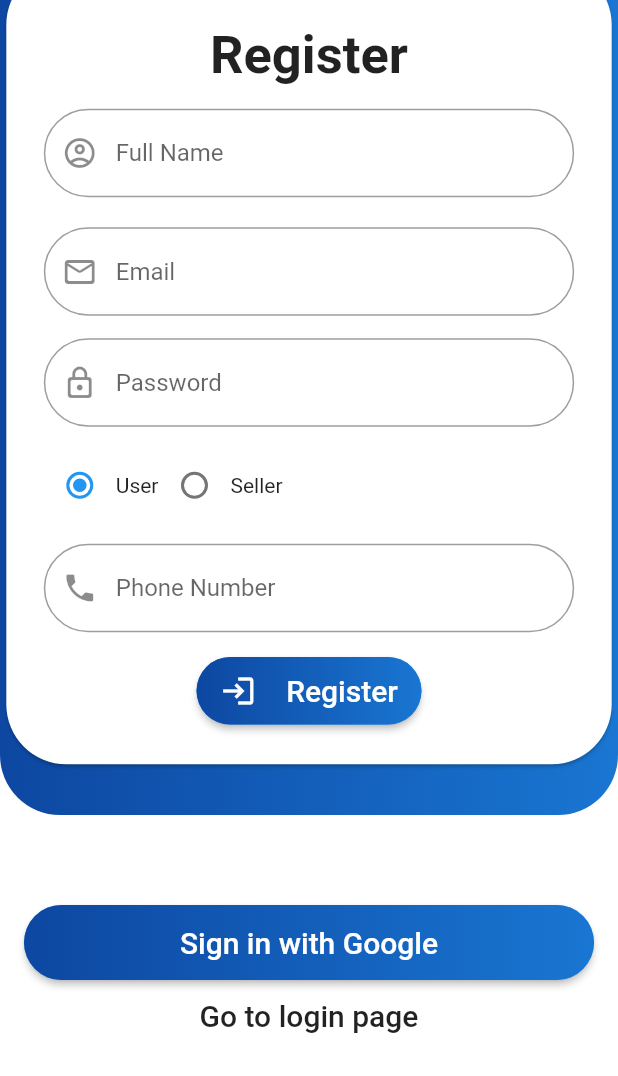
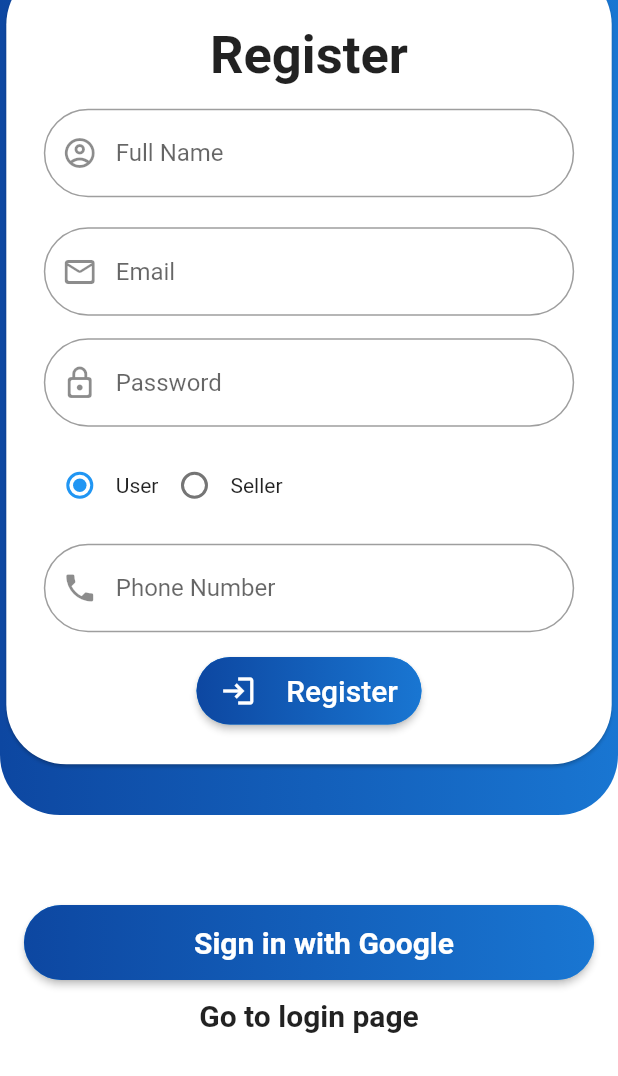
Before and after one commit to JainamShah123/Evier-shopping-app, a Flutter app: the RegistrationPage screen opened by its route, on a phone screen of 412 x 824 dp, the part 160-1236 px from its top. Run offline on Flutter 3.47's test engine with Material 2 defaults, Android fonts, the phone set to English and light mode, and no system bars; our stand-ins replace cloud_firestore, firebase_auth, firebase_core, font_awesome_flutter; accounts and stored records are empty.

Commit message:
added responsiveness

```diff
--- a/lib/authentication/registration_page.dart
+++ b/lib/authentication/registration_page.dart
@@ -1,4 +1,5 @@
 import 'package:evier/resources/strings.dart';
+import 'package:flutter/foundation.dart';
 
 import '../authentication/auth.dart';
 import '../resources/custom_box_decoration.dart';
@@ -19,6 +20,165 @@ class _RegistrationPageState extends State<RegistrationPage> {
   Character character = Character.user;
   String email, password, gender, name, mobileNumber;
   bool isloading = false;
+
+  Widget phoneNumber() {
+    return TextFormField(
+      keyboardType: TextInputType.phone,
+      decoration: InputDecoration(
+        hintText: "Phone Number",
+        prefixIcon: Icon(Icons.phone),
+      ),
+      validator: (value) {
+        if (value.isEmpty) {
+          return "Please Enter the Phone Number";
+        }
+        return null;
+      },
+      onSaved: (value) {
+        mobileNumber = value;
+      },
+    );
+  }
+
+  Widget userType() {
+    return Row(
+      children: [
+        Radio(
+          value: Character.user,
+          groupValue: character,
+          onChanged: (Character value) {
+            setState(() {
+              character = value;
+              gender = "User";
+            });
+          },
+        ),
+        Text("User"),
+        Radio(
+          value: Character.seller,
+          groupValue: character,
+          onChanged: (Character value) {
+            setState(() {
+              character = value;
+              gender = "Seller";
+            });
+          },
+        ),
+        Text("Seller"),
+      ],
+    );
+  }
+
+  Widget nameFormField() {
+    return TextFormField(
+      decoration: InputDecoration(
+        hintText: "Full Name",
+        prefixIcon: Icon(Icons.account_circle_outlined),
+      ),
+      validator: (value) {
+        if (value.isEmpty) {
+          return "Please Enter the Name";
+        }
+        return null;
+      },
+      onSaved: (value) {
+        name = value;
+      },
+    );
+  }
+
+  Widget emailFormField() {
+    return TextFormField(
+      keyboardType: TextInputType.emailAddress,
+      decoration: InputDecoration(
+        hintText: Strings.emailHint,
+        prefixIcon: Icon(Icons.mail_outline_rounded),
+      ),
+      validator: (value) {
+        if (value.isEmpty) {
+          return Strings.emailError;
+        }
+
+        return null;
+      },
+      onSaved: (value) {
+        email = value;
+      },
+    );
+  }
+
+  Widget passwordFormField() {
+    return TextFormField(
+      keyboardType: TextInputType.visiblePassword,
+      obscureText: true,
+      decoration: InputDecoration(
+        hintText: Strings.passwordHint,
+        prefixIcon: Icon(Icons.lock_outline_rounded),
+      ),
+      validator: (value) {
+        if (value.isEmpty) {
+          return Strings.passwordError;
+        }
+        return null;
+      },
+      onSaved: (value) {
+        password = value;
+      },
+    );
+  }
+
+  // ignore: non_constant_identifier_names
+  Widget signInWIthGoogleButton() {
+    return Container(
+      width: (kIsWeb &&
+              MediaQuery.of(context).size.height <
+                  MediaQuery.of(context).size.width)
+          ? 400
+          : null,
+      child: RaisedButton(
+        onPressed: () {},
+        textColor: Colors.white,
+        padding: const EdgeInsets.all(0.0),
+        child: Container(
+          height: 50,
+          width: double.infinity,
+          decoration: CustomBoxDecoration(),
+          alignment: Alignment.center,
+          padding: const EdgeInsets.all(10.0),
+          child: Row(
+            mainAxisAlignment: MainAxisAlignment.center,
+            children: [
+              SizedBox(width: 20),
+              Text(
+                Strings.signInWithGoogle,
+                textAlign: TextAlign.center,
+                style: TextStyle(
+                  fontSize: 20,
+                  fontWeight: FontWeight.bold,
+                ),
+              ),
+            ],
+          ),
+        ),
+      ),
+    );
+  }
+
+  Widget goToLoginPageButton(BuildContext context) {
+    return FlatButton(
+      child: Text(
+        Strings.goToLoginPage,
+        textAlign: TextAlign.center,
+        style: TextStyle(
+          fontSize: 20,
+          fontWeight: FontWeight.bold,
+        ),
+      ),
+      onPressed: () {
+        Navigator.pop(context);
+      },
+    );
+  }
 
   void register(BuildContext context) {
     if (_key.currentState.validate()) {
@@ -44,33 +204,9 @@ class _RegistrationPageState extends State<RegistrationPage> {
   }
 
   // ignore: non_constant_identifier_names
-  Widget SignUpWIthGoogleButton() {
-    return RaisedButton(
-      onPressed: () {},
-      textColor: Colors.white,
-      padding: const EdgeInsets.all(0.0),
-      child: Container(
-        height: 50,
-        width: double.infinity,
-        decoration: const CustomBoxDecoration(),
-        alignment: Alignment.center,
-        padding: const EdgeInsets.all(10.0),
-        child: Row(
-          mainAxisAlignment: MainAxisAlignment.center,
-          children: [
-            Text(
-              Strings.signInWithGoogle,
-              textAlign: TextAlign.center,
-              style: TextStyle(fontSize: 20),
-            ),
-          ],
-        ),
-      ),
-    );
-  }
 
   // ignore: non_constant_identifier_names
-  Widget RegisterButton() {
+  Widget registerButton(BuildContext context) {
     return RaisedButton(
       onPressed: () => register(context),
       textColor: Colors.white,
@@ -100,7 +236,101 @@ class _RegistrationPageState extends State<RegistrationPage> {
   @override
   Widget build(BuildContext context) {
     return Scaffold(
-      body: SingleChildScrollView(
+      body: (kIsWeb &&
+              MediaQuery.of(context).size.height <
+                  MediaQuery.of(context).size.width)
+          ? SingleChildScrollView(
+              child: Row(
+                children: [
+                  Container(
+                    height: MediaQuery.of(context).size.height,
+                    width: MediaQuery.of(context).size.width / 2,
+                    decoration: BoxDecoration(
+                      gradient: CustomGradient(),
+                    ),
+                    child: Center(
+                      child: Text(
+                        Strings.title,
+                        style: TextStyle(
+                          fontSize: 100,
+                          fontWeight: FontWeight.bold,
+                          color: Colors.white,
+                        ),
+                      ),
+                    ),
+                  ),
+                  Container(
+                    height: MediaQuery.of(context).size.height,
+                    width: MediaQuery.of(context).size.width / 2,
+                    color: Colors.white,
+                    alignment: Alignment.center,
+                    padding: EdgeInsets.all(16),
+                    child: Column(
+                      crossAxisAlignment: CrossAxisAlignment.center,
+                      mainAxisAlignment: MainAxisAlignment.center,
+                      children: [
+                        Text(
+                          Strings.register,
+                          style: TextStyle(
+                            fontSize: 40,
+                            fontWeight: FontWeight.bold,
+                          ),
+                        ),
+                        SizedBox(
+                          height: 20,
+                        ),
+                        Form(
+                          key: _key,
+                          child: Container(
+                            width: 400,
+                            child: SingleChildScrollView(
+                              child: Column(
+                                children: [
+                                  nameFormField(),
+                                  SizedBox(
+                                    height: 20,
+                                  ),
+                                  emailFormField(),
+                                  SizedBox(
+                                    height: 20,
+                                  ),
+                                  passwordFormField(),
+                                  SizedBox(
+                                    height: 20,
+                                  ),
+                                  userType(),
+                                  SizedBox(
+                                    height: 20,
+                                  ),
+                                  phoneNumber(),
+                                  SizedBox(
+                                    height: 20,
+                                  ),
+                                  isloading
+                                      ? CircularProgressIndicator()
+                                      : registerButton(context),
+                                  SizedBox(
+                                    height: 15,
+                                  ),
+                                ],
+                              ),
+                            ),
+                          ),
+                        ),
+                        Align(
+                            alignment: Alignment.bottomCenter,
+                            child: signInWIthGoogleButton()),
+                        SizedBox(
+                          height: 10,
+                        ),
+                        goToLoginPageButton(context),
+                      ],
+                    ),
+                  ),
+                ],
+              ),
+            )
+          : SingleChildScrollView(
               child: Stack(
                 children: [
                   Container(
@@ -111,17 +341,8 @@ class _RegistrationPageState extends State<RegistrationPage> {
                       mainAxisAlignment: MainAxisAlignment.end,
                       crossAxisAlignment: CrossAxisAlignment.center,
                       children: [
-                  SignUpWIthGoogleButton(),
-                  FlatButton(
-                    child: Text(
-                      Strings.goToLoginPage,
-                      textAlign: TextAlign.center,
-                      style: TextStyle(fontSize: 20),
-                    ),
-                    onPressed: () {
-                      Navigator.pop(context);
-                    },
-                  ),
+                        signInWIthGoogleButton(),
+                        goToLoginPageButton(context),
                       ],
                     ),
                   ),
@@ -171,106 +392,19 @@ class _RegistrationPageState extends State<RegistrationPage> {
                                       ),
                                     ),
                                     SizedBox(height: 15),
-                              TextFormField(
-                                keyboardType: TextInputType.emailAddress,
-                                decoration: InputDecoration(
-                                  hintText: "Full Name",
-                                  prefixIcon:
-                                      Icon(Icons.account_circle_outlined),
-                                ),
-                                validator: (value) {
-                                  if (value.isEmpty) {
-                                    return "Please Enter the Name";
-                                  }
-                                  return null;
-                                },
-                                onSaved: (value) {
-                                  name = value;
-                                },
-                              ),
+                                    nameFormField(),
                                     SizedBox(height: 20),
-                              TextFormField(
-                                keyboardType: TextInputType.emailAddress,
-                                decoration: InputDecoration(
-                                  hintText: "Email",
-                                  prefixIcon: Icon(Icons.mail_outline_rounded),
-                                ),
-                                validator: (value) {
-                                  if (value.isEmpty) {
-                                    return "Please Enter the Email";
-                                  }
-                                  return null;
-                                },
-                                onSaved: (value) {
-                                  email = value;
-                                },
-                              ),
+                                    emailFormField(),
                                     SizedBox(height: 15),
-                              TextFormField(
-                                keyboardType: TextInputType.visiblePassword,
-                                obscureText: true,
-                                decoration: InputDecoration(
-                                  hintText: "Password",
-                                  prefixIcon: Icon(Icons.lock_outline_rounded),
-                                ),
-                                validator: (value) {
-                                  if (value.isEmpty) {
-                                    return "Please Enter the Password";
-                                  }
-                                  return null;
-                                },
-                                onSaved: (value) {
-                                  password = value;
-                                },
-                              ),
+                                    passwordFormField(),
                                     SizedBox(height: 15),
-                              Row(
-                                children: [
-                                  Radio(
-                                    value: Character.user,
-                                    groupValue: character,
-                                    onChanged: (Character value) {
-                                      setState(() {
-                                        character = value;
-                                        gender = "User";
-                                      });
-                                    },
-                                  ),
-                                  Text("User"),
-                                  Radio(
-                                    value: Character.seller,
-                                    groupValue: character,
-                                    onChanged: (Character value) {
-                                      setState(() {
-                                        character = value;
-                                        gender = "Seller";
-                                      });
-                                    },
-                                  ),
-                                  Text("Seller"),
-                                ],
-                              ),
+                                    userType(),
                                     SizedBox(height: 15),
-                              TextFormField(
-                                keyboardType: TextInputType.phone,
-                                decoration: InputDecoration(
-                                  hintText: "Phone Number",
-                                  prefixIcon: Icon(Icons.phone),
-                                ),
-                                validator: (value) {
-                                  if (value.isEmpty) {
-                                    return "Please Enter the Phone Number";
-                                  }
-                                  return null;
-                                },
-                                onSaved: (value) {
-                                  mobileNumber = value;
-                                },
-                              ),
+                                    phoneNumber(),
                                     SizedBox(height: 15),
                                     isloading
                                         ? CircularProgressIndicator()
-                                  : RegisterButton(),
+                                        : registerButton(context),
                                   ],
                                 ),
                               ),
--- a/lib/resources/strings.dart
+++ b/lib/resources/strings.dart
@@ -16,4 +16,5 @@ class Strings {
   static const passwordError = "Please enter the password";
   static const register = "Register";
   static const goToLoginPage = "Go to login page";
+  static const search = "Search";
 }
--- a/lib/resources/themes.dart
+++ b/lib/resources/themes.dart
@@ -4,7 +4,7 @@ ThemeData theme = ThemeData(
   scaffoldBackgroundColor: Colors.white,
   inputDecorationTheme: InputDecorationTheme(
     border: OutlineInputBorder(
-      borderRadius: BorderRadius.circular(50),
+      borderRadius: BorderRadius.circular(40),
     ),
   ),
   buttonTheme: ButtonThemeData(
```
Also changed, not shown: lib/screens/home_page.dart (+6 -1 lines), lib/screens/home_screen.dart (+57 -5 lines), 1 other file. Lines whose indentation alone changed are shown as unchanged.
